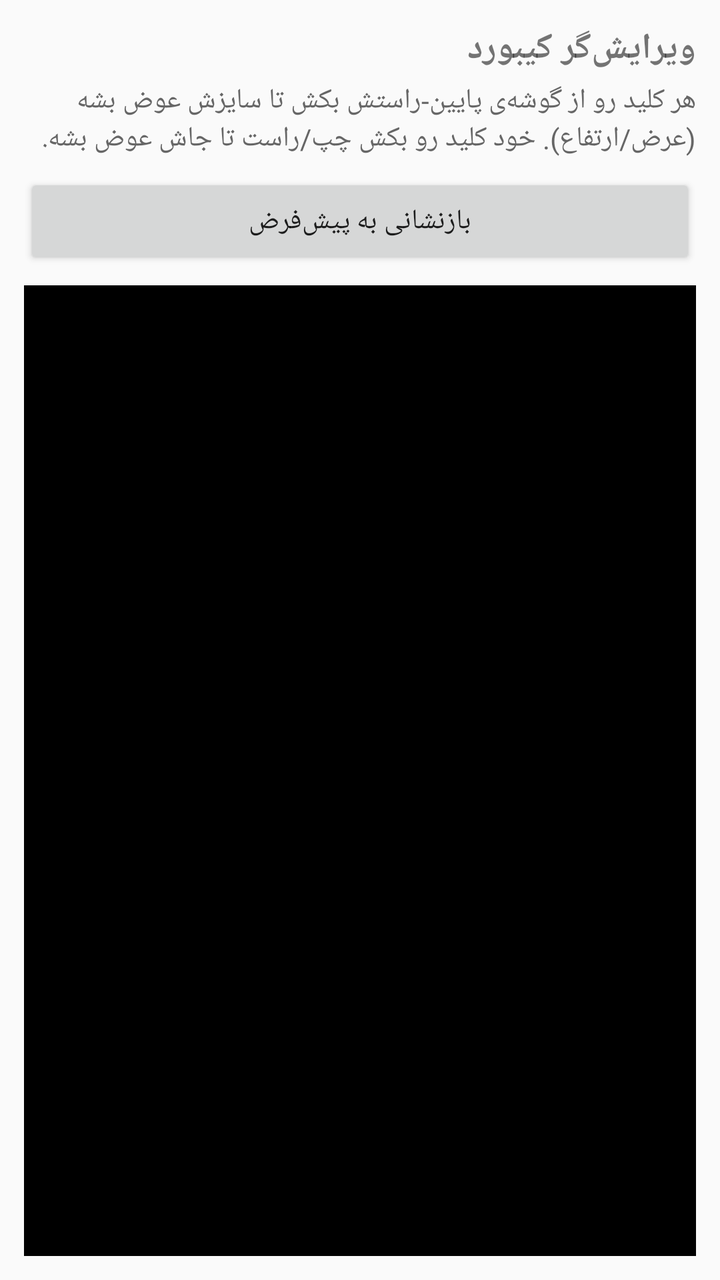
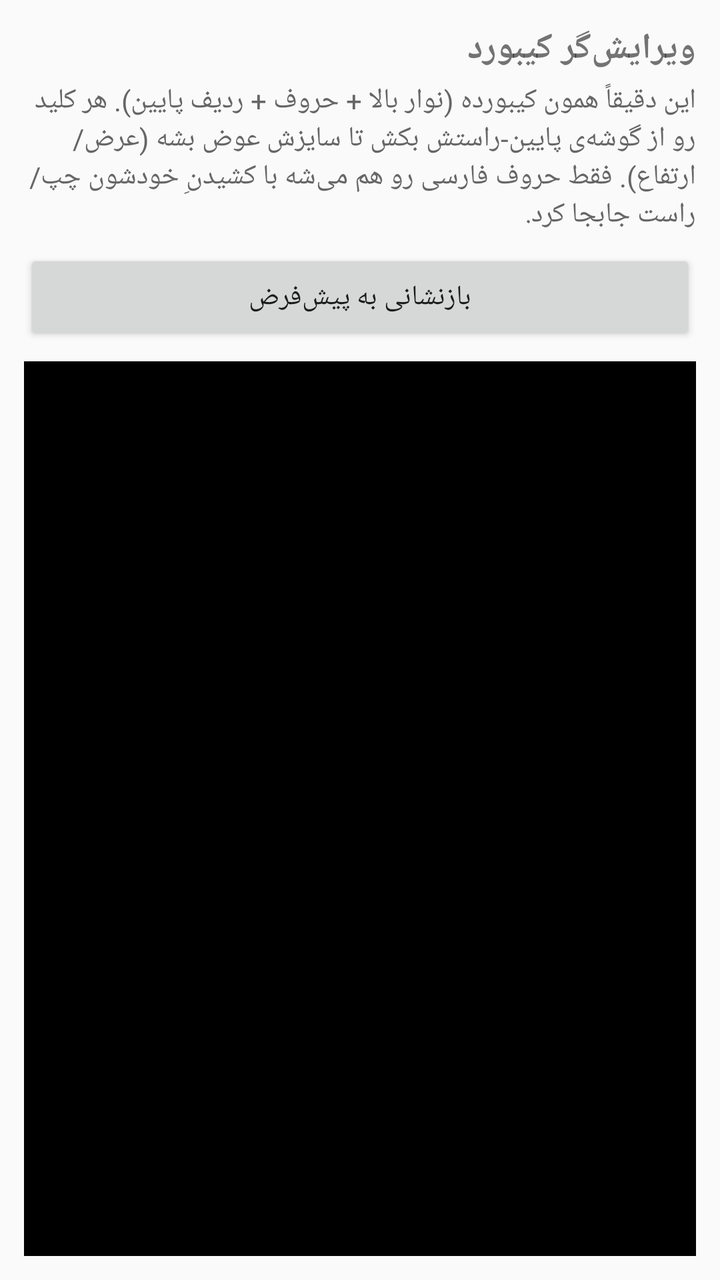

An Android layout rendered at two revisions. The XML below is the earlier revision; the diff shows what the commit changed to produce the second picture.
<!-- AndroidManifest.xml: application theme Theme.AppCompat.Light -->
<!-- res/layout/activity_keyboard_editor.xml -->
<?xml version="1.0" encoding="utf-8"?>
<LinearLayout xmlns:android="http://schemas.android.com/apk/res/android"
    android:layout_width="match_parent"
    android:layout_height="match_parent"
    android:orientation="vertical"
    android:padding="12dp">

    <TextView
        android:layout_width="match_parent"
        android:layout_height="wrap_content"
        android:text="ویرایش‌گر کیبورد"
        android:textStyle="bold"
        android:textSize="18sp"
        android:paddingBottom="4dp" />

    <TextView
        android:layout_width="match_parent"
        android:layout_height="wrap_content"
        android:textColor="#666666"
        android:paddingBottom="8dp"
        android:text="هر کلید رو از گوشه‌ی پایین-راستش بکش تا سایزش عوض بشه (عرض/ارتفاع). خود کلید رو بکش چپ/راست تا جاش عوض بشه." />

    <LinearLayout
        android:layout_width="match_parent"
        android:layout_height="wrap_content"
        android:orientation="horizontal"
        android:paddingBottom="8dp">

        <Button
            android:id="@+id/btnResetEditor"
            android:layout_width="0dp"
            android:layout_height="wrap_content"
            android:layout_weight="1"
            android:text="بازنشانی به پیش‌فرض" />
    </LinearLayout>

    <LinearLayout
        android:id="@+id/rowsContainer"
        android:layout_width="match_parent"
        android:layout_height="0dp"
        android:layout_weight="1"
        android:orientation="vertical"
        android:background="#000000" />

</LinearLayout>
<!-- resources referenced by this layout -->
<resources>

</resources>

<!-- the commit's change to res/layout/activity_keyboard_editor.xml (unified diff, before → after) -->
@@ -18,7 +18,7 @@
         android:layout_height="wrap_content"
         android:textColor="#666666"
         android:paddingBottom="8dp"
-        android:text="هر کلید رو از گوشه‌ی پایین-راستش بکش تا سایزش عوض بشه (عرض/ارتفاع). خود کلید رو بکش چپ/راست تا جاش عوض بشه." />
+        android:text="این دقیقاً همون کیبورده (نوار بالا + حروف + ردیف پایین). هر کلید رو از گوشه‌ی پایین-راستش بکش تا سایزش عوض بشه (عرض/ارتفاع). فقط حروف فارسی رو هم می‌شه با کشیدنِ خودشون چپ/راست جابجا کرد." />
 
     <LinearLayout
         android:layout_width="match_parent"
